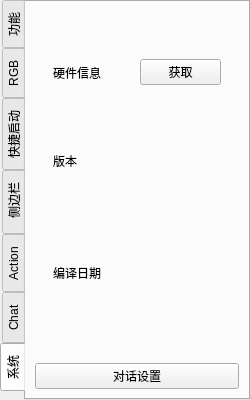
The window that 3.Software/HelloFinger/HelloFinger/form_mainwindow.ui (Magiclxw/HelloFinger) describes before a commit, drawn with Qt 5.
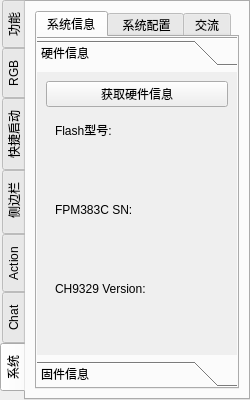
The same window after the commit.

Commit message: 20231112:实现上位机获取固件、硬件信息

What changed in the file:
```diff
--- a/3.Software/HelloFinger/HelloFinger/form_mainwindow.ui
+++ b/3.Software/HelloFinger/HelloFinger/form_mainwindow.ui
@@ -29,7 +29,7 @@
    <enum>QTabWidget::Rounded</enum>
   </property>
   <widget class="QWidget" name="centralwidget">
-   <layout class="QVBoxLayout" name="verticalLayout_21">
+   <layout class="QHBoxLayout" name="horizontalLayout_35">
     <property name="spacing">
      <number>0</number>
     </property>
@@ -5112,31 +5112,197 @@
        </attribute>
        <layout class="QVBoxLayout" name="verticalLayout_5">
         <item>
+         <widget class="QTabWidget" name="tabWidget_">
+          <property name="currentIndex">
+           <number>0</number>
+          </property>
+          <widget class="QWidget" name="widget_system_info">
+           <attribute name="title">
+            <string>系统信息</string>
+           </attribute>
+           <layout class="QVBoxLayout" name="verticalLayout_25">
+            <property name="spacing">
+             <number>0</number>
+            </property>
+            <property name="leftMargin">
+             <number>0</number>
+            </property>
+            <property name="topMargin">
+             <number>0</number>
+            </property>
+            <property name="rightMargin">
+             <number>0</number>
+            </property>
+            <property name="bottomMargin">
+             <number>0</number>
+            </property>
+            <item>
+             <widget class="Line" name="line">
+              <property name="orientation">
+               <enum>Qt::Horizontal</enum>
+              </property>
+             </widget>
+            </item>
+            <item>
+             <widget class="QToolBox" name="toolBox_2">
+              <property name="currentIndex">
+               <number>0</number>
+              </property>
+              <widget class="QWidget" name="page_hardware_msg">
+               <property name="geometry">
+                <rect>
+                 <x>0</x>
+                 <y>0</y>
+                 <width>196</width>
+                 <height>285</height>
+                </rect>
+               </property>
+               <attribute name="label">
+                <string>硬件信息</string>
+               </attribute>
+               <layout class="QVBoxLayout" name="verticalLayout_28">
+                <item>
          <widget class="QWidget" name="widget_28" native="true">
-          <layout class="QVBoxLayout" name="verticalLayout_22">
+                  <layout class="QVBoxLayout" name="verticalLayout_23">
+                   <property name="spacing">
+                    <number>0</number>
+                   </property>
+                   <property name="leftMargin">
+                    <number>0</number>
+                   </property>
+                   <property name="topMargin">
+                    <number>0</number>
+                   </property>
+                   <property name="rightMargin">
+                    <number>0</number>
+                   </property>
+                   <property name="bottomMargin">
+                    <number>0</number>
+                   </property>
+                   <item>
+                    <widget class="QPushButton" name="pushButton_get_hardware_msg">
+                     <property name="text">
+                      <string>获取硬件信息</string>
+                     </property>
+                    </widget>
+                   </item>
+                   <item>
+                    <widget class="QWidget" name="widget_29" native="true">
+                     <layout class="QVBoxLayout" name="verticalLayout_26">
+                      <item>
+                       <widget class="QLabel" name="label_20">
+                        <property name="text">
+                         <string>Flash型号:</string>
+                        </property>
+                       </widget>
+                      </item>
+                      <item>
+                       <widget class="QLabel" name="label_flashId">
+                        <property name="text">
+                         <string/>
+                        </property>
+                       </widget>
+                      </item>
+                     </layout>
+                    </widget>
+                   </item>
            <item>
             <widget class="QWidget" name="widget_30" native="true">
-             <layout class="QHBoxLayout" name="horizontalLayout_35">
+                     <layout class="QVBoxLayout" name="verticalLayout_27">
               <item>
                <widget class="QLabel" name="label_15">
                 <property name="text">
-                 <string>硬件信息</string>
+                         <string>FPM383C SN:</string>
                 </property>
                </widget>
               </item>
               <item>
-               <widget class="QPushButton" name="pushButton_get_firmware_msg">
+                       <widget class="QLabel" name="label_fpm383_sn">
+                        <property name="sizePolicy">
+                         <sizepolicy hsizetype="Preferred" vsizetype="Preferred">
+                          <horstretch>0</horstretch>
+                          <verstretch>0</verstretch>
+                         </sizepolicy>
+                        </property>
+                        <property name="minimumSize">
+                         <size>
+                          <width>15</width>
+                          <height>0</height>
+                         </size>
+                        </property>
+                        <property name="font">
+                         <font>
+                          <pointsize>9</pointsize>
+                         </font>
+                        </property>
+                        <property name="lineWidth">
+                         <number>0</number>
+                        </property>
                 <property name="text">
-                 <string>获取</string>
-                </property>
+                         <string/>
+                        </property>
+                        <property name="wordWrap">
+                         <bool>true</bool>
+                        </property>
                </widget>
               </item>
              </layout>
             </widget>
            </item>
+                   <item>
+                    <widget class="QWidget" name="widget_32" native="true">
+                     <layout class="QVBoxLayout" name="verticalLayout_21">
+                      <item>
+                       <widget class="QLabel" name="label_22">
+                        <property name="text">
+                         <string>CH9329 Version:</string>
+                        </property>
+                       </widget>
+                      </item>
+                      <item>
+                       <widget class="QLabel" name="label_ch9329_version">
+                        <property name="text">
+                         <string/>
+                        </property>
+                       </widget>
+                      </item>
+                     </layout>
+                    </widget>
+                   </item>
+                  </layout>
+                 </widget>
+                </item>
+               </layout>
+              </widget>
+              <widget class="QWidget" name="page_firmware_msg">
+               <property name="geometry">
+                <rect>
+                 <x>0</x>
+                 <y>0</y>
+                 <width>196</width>
+                 <height>285</height>
+                </rect>
+               </property>
+               <attribute name="label">
+                <string>固件信息</string>
+               </attribute>
+               <layout class="QVBoxLayout" name="verticalLayout_29">
            <item>
             <widget class="QWidget" name="widget_31" native="true">
+                  <property name="maximumSize">
+                   <size>
+                    <width>16777215</width>
+                    <height>500</height>
+                   </size>
+                  </property>
              <layout class="QVBoxLayout" name="verticalLayout_24">
+                   <item>
+                    <widget class="QPushButton" name="pushButton_get_firmware_msg">
+                     <property name="text">
+                      <string>获取固件信息</string>
+                     </property>
+                    </widget>
+                   </item>
               <item>
                <widget class="QLabel" name="label_16">
                 <property name="text">
@@ -5151,12 +5317,6 @@
                 </property>
                </widget>
               </item>
-             </layout>
-            </widget>
-           </item>
-           <item>
-            <widget class="QWidget" name="widget_32" native="true">
-             <layout class="QVBoxLayout" name="verticalLayout_23">
               <item>
                <widget class="QLabel" name="label_18">
                 <property name="text">
@@ -5176,12 +5336,76 @@
            </item>
           </layout>
          </widget>
-        </item>
+             </widget>
+            </item>
+           </layout>
+          </widget>
+          <widget class="QWidget" name="widget_system_config">
+           <attribute name="title">
+            <string> 系统配置</string>
+           </attribute>
+           <layout class="QVBoxLayout" name="verticalLayout_22">
         <item>
          <widget class="QPushButton" name="pushButton_chat_setting">
           <property name="text">
            <string>对话设置</string>
           </property>
+             </widget>
+            </item>
+           </layout>
+          </widget>
+          <widget class="QWidget" name="tab">
+           <attribute name="title">
+            <string>交流</string>
+           </attribute>
+           <layout class="QFormLayout" name="formLayout_2">
+            <item row="0" column="0">
+             <widget class="QLabel" name="label_17">
+              <property name="text">
+               <string>作者邮箱</string>
+              </property>
+             </widget>
+            </item>
+            <item row="0" column="1">
+             <widget class="QLineEdit" name="lineEdit_email">
+              <property name="readOnly">
+               <bool>true</bool>
+              </property>
+             </widget>
+            </item>
+            <item row="1" column="0">
+             <widget class="QLabel" name="label_19">
+              <property name="text">
+               <string>兴趣交流群</string>
+              </property>
+              <property name="wordWrap">
+               <bool>false</bool>
+              </property>
+             </widget>
+            </item>
+            <item row="1" column="1">
+             <widget class="QLineEdit" name="lineEdit_group">
+              <property name="readOnly">
+               <bool>true</bool>
+              </property>
+             </widget>
+            </item>
+            <item row="2" column="0">
+             <widget class="QLabel" name="label_21">
+              <property name="text">
+               <string>开发者交流群</string>
+              </property>
+             </widget>
+            </item>
+            <item row="2" column="1">
+             <widget class="QLineEdit" name="lineEdit_developer_group">
+              <property name="readOnly">
+               <bool>true</bool>
+              </property>
+             </widget>
+            </item>
+           </layout>
+          </widget>
          </widget>
         </item>
        </layout>
```
Lines whose indentation alone changed are shown as unchanged. The commit also changes 1602 other files.
